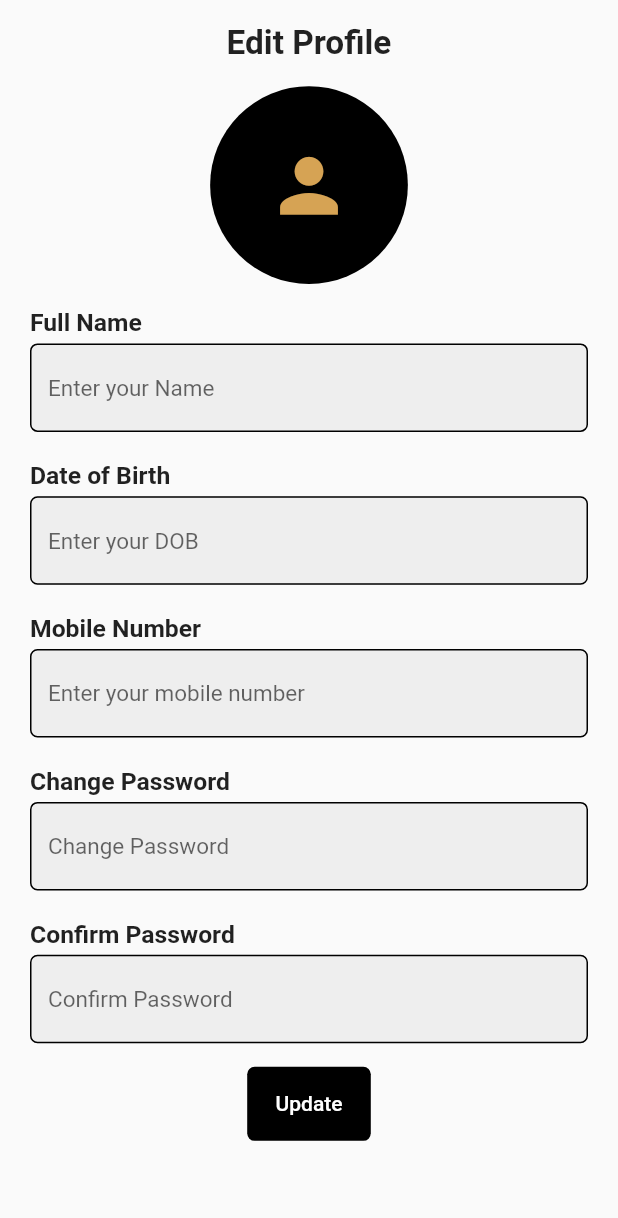
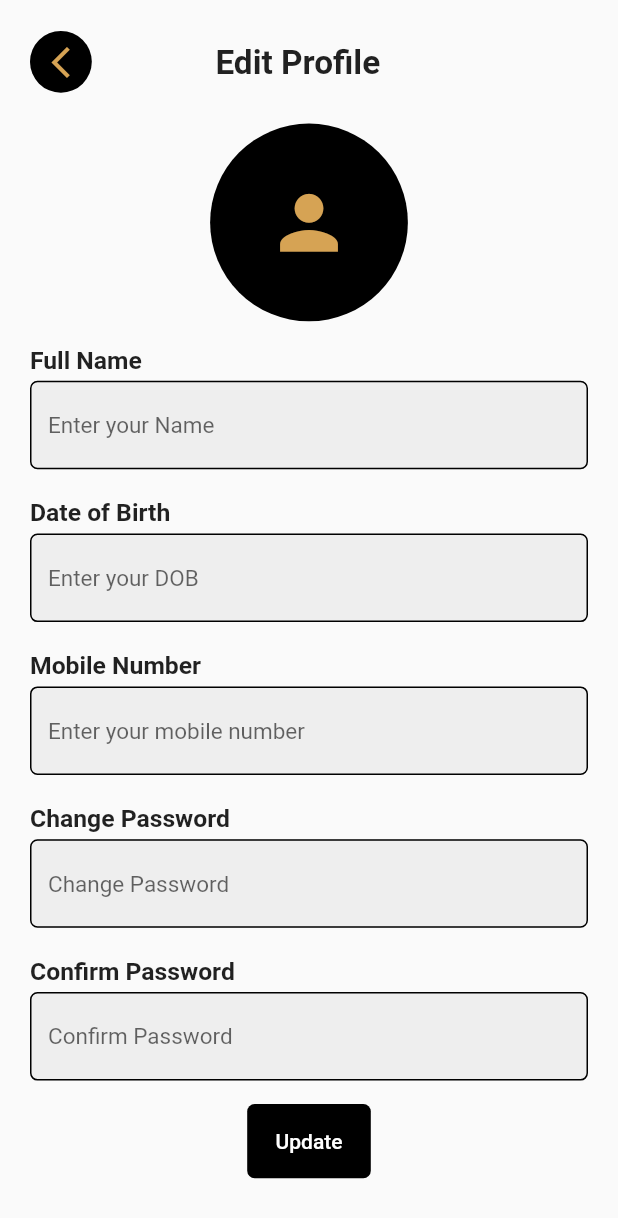
Before and after one commit to shreyachovatiya/hairsalon, a Flutter app: the EditProfile screen opened directly, on a phone screen of 412 x 824 dp. Shown: the top 1218 px of the screen. Run offline on Flutter 3.47's test engine with Material 2 defaults, Android fonts, the phone set to English and light mode, and no system bars; our stand-ins replace animated_notch_bottom_bar, flutter_screenutil, get, liquid_swipe.

Commit message:
srushti edit profile

```diff
--- a/lib/View/Profile/edit_profile.dart
+++ b/lib/View/Profile/edit_profile.dart
@@ -1,4 +1,6 @@
 import 'package:flutter/material.dart';
+import 'package:get/get.dart';
+import 'package:get/get_core/src/get_main.dart';
 import 'package:hairsalon/CommonWidgets/common_button.dart';
 
 import '../../CommonWidgets/common_textfield.dart';
@@ -24,20 +26,45 @@ class _EditProfileState extends State<EditProfile> {
     print(size);
     return Scaffold(
       body: Padding(
-        padding: const EdgeInsets.only(left: 20, right: 20, top: 15),
+        padding: const EdgeInsets.only(
+          left: 20,
+          right: 20,
+        ),
         child: SafeArea(
           child: SingleChildScrollView(
             child: Column(
               crossAxisAlignment: CrossAxisAlignment.start,
               children: [
-                Center(
-                  child: Text(
-                    "Edit Profile",
-                    style: TextStyle(
-                        fontSize: height * 0.027, fontWeight: FontWeight.bold),
-                  ),
+                Row(
+                  children: [
+                    Container(
+                      height: height * 0.10,
+                      width: width * 0.10,
+                      decoration: BoxDecoration(
+                          shape: BoxShape.circle, color: Colors.black),
+                      child: Center(
+                        child: IconButton(
+                            onPressed: () {
+                              Get.back();
+                            },
+                            icon: Icon(
+                              Icons.arrow_back_ios_new,
+                              size: height * 0.03,
+                              color: Color(0xffD6A354),
+                            )),
+                      ),
+                    ),
+                    SizedBox(
+                      width: width * 0.20,
+                    ),
+                    Text(
+                      "Edit Profile",
+                      style: TextStyle(
+                          fontSize: height * 0.027,
+                          fontWeight: FontWeight.bold),
+                    ),
+                  ],
                 ),
-                SizedBox(height: height * 0.02),
                 Center(
                   child: CircleAvatar(
                     radius: height * 0.08,
--- a/lib/main.dart
+++ b/lib/main.dart
@@ -22,7 +22,7 @@ class MyApp extends StatelessWidget {
       builder: (context, child) {
         return GetMaterialApp(
           title: 'Flutter Demo',
-          home: BottomNavigationbarScreen(),
+          home: SplashScreen(),
           debugShowCheckedModeBanner: false,
         );
       },
```
